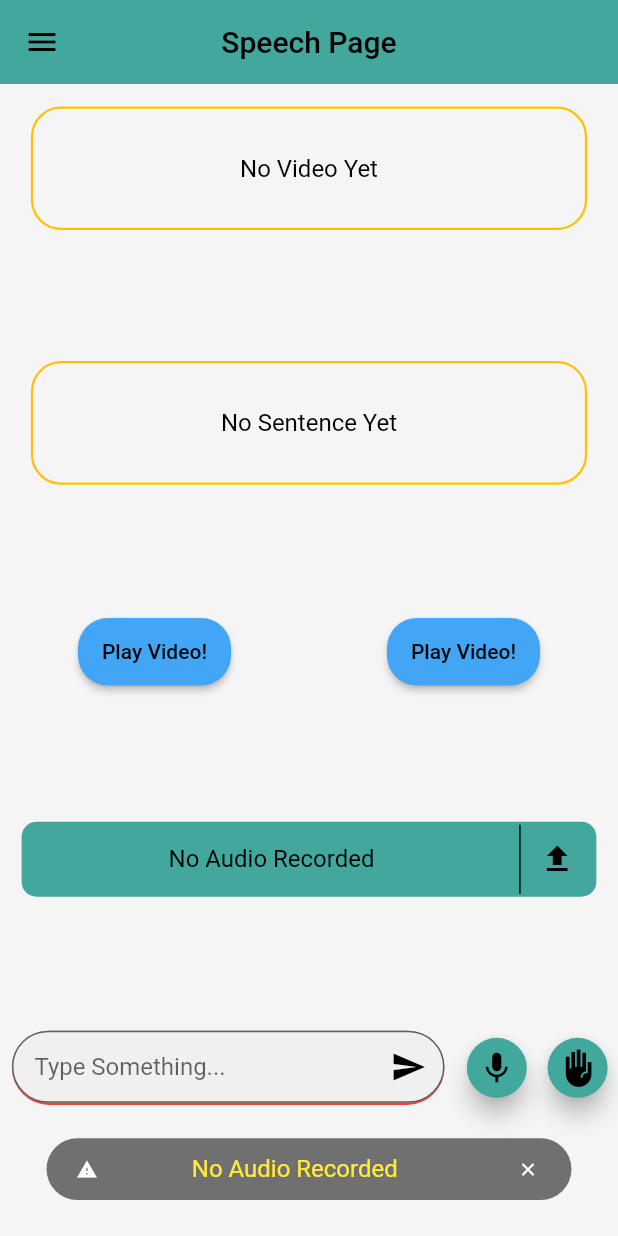
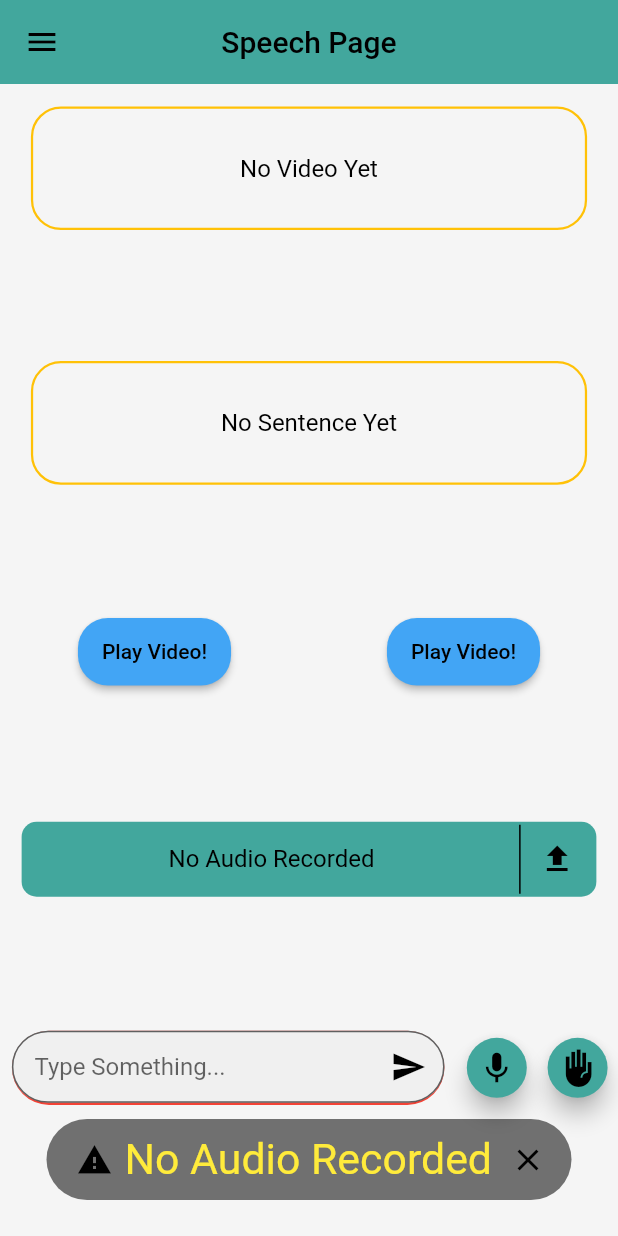
Before and after one commit to AhmedAsim-69/Speech_To_Sign_Language, a Flutter app: the screen it shows after launch, after a tap on the "upload" icon, on a phone screen of 412 x 824 dp. Run offline on Flutter 3.47's test engine with Material 2 defaults, Android fonts, the phone set to English and light mode, and no system bars; drawn by our look-alikes of modal_progress_hud_nsn; our stand-ins replace audioplayers, chewie, google_fonts, permission_handler, shared_preferences, video_player; missing offline and left inert: audio_waveforms, flutter_sound; network calls fail; Roboto replaces fonts that are missing (GoogleSans).

Commit message:
Modified Snackbar Style

```diff
--- a/lib/widgets/snackbar.dart
+++ b/lib/widgets/snackbar.dart
@@ -3,18 +3,15 @@ import 'package:flutter/material.dart';
 class ShowSnackbar {
   static showsnackbar(Color bgColor, Color textColor, IconData prefixIcon,
       String text, BuildContext context) {
-    double width = MediaQuery.of(context).size.width;
-    double height = MediaQuery.of(context).size.height;
     return ScaffoldMessenger.of(context).showSnackBar(
       SnackBar(
         backgroundColor: Colors.transparent,
         behavior: SnackBarBehavior.floating,
         elevation: 0,
         duration: const Duration(seconds: 3),
-        content: Container(
+        content: SafeArea(
+          child: Container(
             padding: const EdgeInsets.fromLTRB(20, 3, 5, 3),
-          height: height * 0.05,
-          width: width * 0.7,
             decoration: BoxDecoration(
               color: bgColor,
               borderRadius: const BorderRadius.all(
@@ -22,25 +19,28 @@ class ShowSnackbar {
               ),
             ),
             child: Row(
-            mainAxisAlignment: MainAxisAlignment.spaceBetween,
+              mainAxisAlignment: MainAxisAlignment.spaceAround,
               crossAxisAlignment: CrossAxisAlignment.center,
               children: [
-              Icon(
+                Padding(
+                  padding: const EdgeInsets.only(right: 8.0),
+                  child: Icon(
                     prefixIcon,
-                color: const Color(0xffffffff),
-                size: 14,
                   ),
-              Text(
+                ),
+                Expanded(
+                  child: FittedBox(
+                    child: Text(
                       text,
                       style: TextStyle(
                         fontSize: 16,
                         color: textColor,
                       ),
                     ),
+                  ),
+                ),
                 IconButton(
                   icon: const Icon(Icons.close),
-                iconSize: 14,
-                color: const Color(0xffffffff),
                   onPressed: () {
                     ScaffoldMessenger.of(context).hideCurrentSnackBar();
                   },
@@ -49,6 +49,7 @@ class ShowSnackbar {
             ),
           ),
         ),
+      ),
     );
   }
 }
```
Lines whose indentation alone changed are shown as unchanged.
